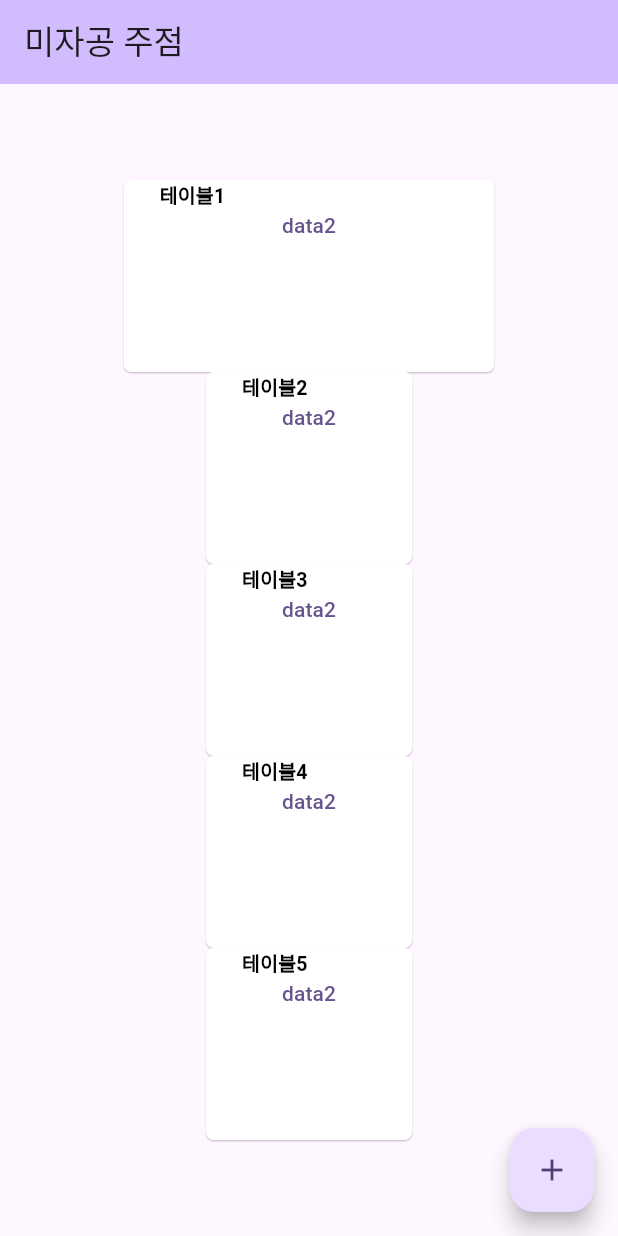
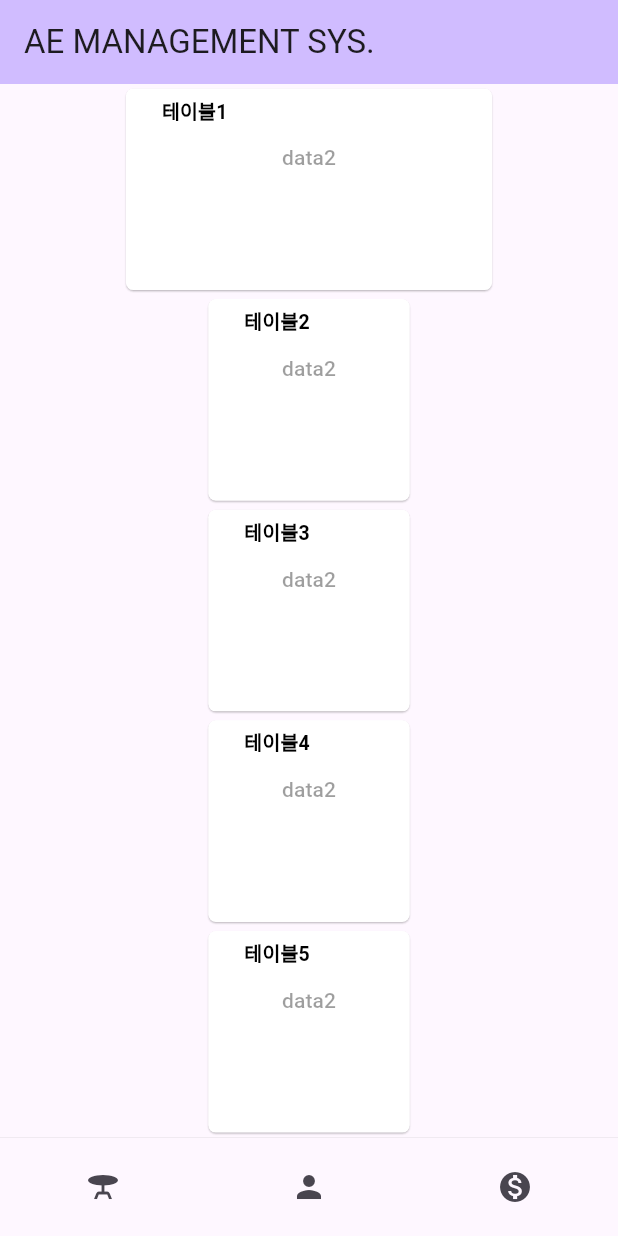
Before and after one commit to omosy/Flutter_Management, a Flutter app: the screen it shows after launch, on a phone screen of 412 x 824 dp. Run offline on Flutter 3.47's test engine with Material 3 defaults, Android fonts, the phone set to English and light mode, and no system bars; our stand-ins replace go_router.

Commit message:
added router

```diff
--- /dev/null
+++ b/lib/common_navigationbar.dart
@@ -0,0 +1,52 @@
+import 'package:flutter/material.dart';
+import 'package:go_router/go_router.dart';
+
+class RouterNavigationBarWidget extends StatelessWidget {
+  final bool? darkmode;
+  const RouterNavigationBarWidget({
+    Key? key,
+    this.darkmode,
+  }) : super(key: key);
+  @override
+  Widget build(BuildContext context) {
+    return Container(
+      height: 0.08 * MediaQuery.of(context).size.height,
+      decoration: const BoxDecoration(
+        border: Border(
+          top: BorderSide(
+            color: Colors.grey,
+            width: 0.1,
+          ),
+        ),
+      ),
+      child: Row(
+        children: [
+          Expanded(
+            flex: 1,
+            child: IconButton(
+              onPressed: () => context.go('/'),
+              icon: const Icon(
+                Icons.table_bar,
+                //color: Colors.blue,
+              ),
+            ),
+          ),
+          Expanded(
+            flex: 1,
+            child: IconButton(
+              onPressed: () => context.go('/Workers'),
+              icon: const Icon(Icons.person),
+            ),
+          ),
+          Expanded(
+            flex: 1,
+            child: IconButton(
+              onPressed: () => context.go('/Statistics'),
+              icon: const Icon(Icons.monetization_on),
+            ),
+          ),
+        ],
+      ),
+    );
+  }
+}
--- /dev/null
+++ b/lib/go_router.dart
@@ -0,0 +1,54 @@
+import 'package:flutter/material.dart';
+import 'package:go_router/go_router.dart';
+import 'package:joojumflutter/main.dart';
+import 'package:joojumflutter/stats_page.dart';
+import 'package:joojumflutter/workers_page.dart';
+
+
+void main() {
+  runApp(const RouterApp());
+}
+
+final GoRouter _router = GoRouter(
+  initialLocation: "/",
+  routes: [
+    GoRoute(
+      path: "/",
+      pageBuilder: (context, state) =>
+      const NoTransitionPage(child: POSHome(title: 'AE MANAGEMENT SYS.'),
+      // routes: [
+      //   GoRoute(
+      //     path: 'SelectTheme',
+      //     pageBuilder: (context, state) =>
+      //     const NoTransitionPage(child: ThemeSelectScreen()),
+      //   )
+      // ],
+    ),),
+    GoRoute(
+      path: '/Workers',
+      pageBuilder: (context, state) => const NoTransitionPage(
+        //key: state.pageKey,
+          child: WorkersScreen(),
+    ),
+    ),
+    GoRoute(
+      path: '/Statistics',
+      pageBuilder: (context, state) =>
+      const NoTransitionPage(child: StatisticsScreen()),
+    ),],
+);
+
+class RouterApp extends StatelessWidget {
+  const RouterApp({super.key});
+
+  @override
+  Widget build(BuildContext context) {
+    return MaterialApp.router(
+      //routeInformationParser: _router.routeInformationParser,
+      //routeInformationProvider: _router.routeInformationProvider,
+      //routerDelegate: _router.routerDelegate,
+      routerConfig: _router,
+      title: 'Router dummy',
+    );
+  }
+}
--- a/lib/main.dart
+++ b/lib/main.dart
@@ -1,4 +1,5 @@
 import 'package:flutter/material.dart';
+import 'package:joojumflutter/common_navigationbar.dart';
 import 'package:joojumflutter/tablewidjet.dart';
 
 void main() {
@@ -13,70 +14,27 @@ class MyApp extends StatelessWidget {
   Widget build(BuildContext context) {
     return MaterialApp(
       title: 'Flutter Demo',
-      theme: ThemeData(
-        // This is the theme of your application.
-        //
-        // TRY THIS: Try running your application with "flutter run". You'll see
-        // the application has a blue toolbar. Then, without quitting the app,
-        // try changing the seedColor in the colorScheme below to Colors.green
-        // and then invoke "hot reload" (save your changes or press the "hot
-        // reload" button in a Flutter-supported IDE, or press "r" if you used
-        // the command line to start the app).
-        //
-        // Notice that the counter didn't reset back to zero; the application
-        // state is not lost during the reload. To reset the state, use hot
-        // restart instead.
-        //
-        // This works for code too, not just values: Most code changes can be
-        // tested with just a hot reload.
-        colorScheme: ColorScheme.fromSeed(seedColor: Colors.deepPurple),
-        useMaterial3: true,
-      ),
-      home: const MyHomePage(title: '미자공 주점'),
+
+      home: const POSHome(title: 'AE MANAGEMENT SYS.'),
     );
   }
 }
 
-class MyHomePage extends StatefulWidget {
-  const MyHomePage({super.key, required this.title});
+class POSHome extends StatefulWidget {
+  const POSHome({super.key, required this.title});
 
-  // This widget is the home page of your application. It is stateful, meaning
-  // that it has a State object (defined below) that contains fields that affect
-  // how it looks.
-
-  // This class is the configuration for the state. It holds the values (in this
-  // case the title) provided by the parent (in this case the App widget) and
-  // used by the build method of the State. Fields in a Widget subclass are
-  // always marked "final".
 
   final String title;
 
   @override
-  State<MyHomePage> createState() => _MyHomePageState();
+  State<POSHome> createState() => _POSHomeState();
 }
 
-class _MyHomePageState extends State<MyHomePage> {
-  int _counter = 0;
-
-  void _incrementCounter() {
-    setState(() {
-      // This call to setState tells the Flutter framework that something has
-      // changed in this State, which causes it to rerun the build method below
-      // so that the display can reflect the updated values. If we changed
-      // _counter without calling setState(), then the build method would not be
-      // called again, and so nothing would appear to happen.
-      _counter++;
-    });
-  }
+class _POSHomeState extends State<POSHome> {
 
   @override
   Widget build(BuildContext context) {
-    // This method is rerun every time setState is called, for instance as done
-    // by the _incrementCounter method above.
-    //
-    // The Flutter framework has been optimized to make rerunning build methods
-    // fast, so that you can just rebuild anything that needs updating rather
-    // than having to individually change instances of widgets.
+
     return Scaffold(
       appBar: AppBar(
         // TRY THIS: Try changing the color here to a specific color (to
@@ -90,7 +48,7 @@ class _MyHomePageState extends State<MyHomePage> {
       body: Column(
         mainAxisAlignment: MainAxisAlignment.center,
         children: <Widget>[
-          Spacer(flex: 1,),
+          //Spacer(flex: 1,),
           Flexible(
             flex: 2,
             child: Row(
@@ -161,14 +119,10 @@ class _MyHomePageState extends State<MyHomePage> {
               ],
             ),
           ),
-          Spacer(flex: 1,),
+          //Spacer(flex: 1,),
         ],
       ),
-      floatingActionButton: FloatingActionButton(
-        onPressed: _incrementCounter,
-        tooltip: 'Increment',
-        child: const Icon(Icons.add),
-      ), // This trailing comma makes auto-formatting nicer for build methods.
+      bottomNavigationBar: RouterNavigationBarWidget(),
     );
   }
 }
--- /dev/null
+++ b/lib/stats_page.dart
@@ -0,0 +1,14 @@
+import 'package:flutter/material.dart';
+
+import 'common_navigationbar.dart';
+
+class StatisticsScreen extends StatelessWidget {
+  const StatisticsScreen({super.key});
+
+  @override
+  Widget build(BuildContext context) {
+    return Scaffold(
+      bottomNavigationBar: RouterNavigationBarWidget(),
+    );
+  }
+}
--- a/lib/tablewidjet.dart
+++ b/lib/tablewidjet.dart
@@ -10,10 +10,8 @@ class TableWidgets extends StatelessWidget {
 
   @override
   Widget build(BuildContext context) {
-    return Container(
-      decoration: BoxDecoration(
-        borderRadius: BorderRadius.circular(10),
-      ),
+    return Padding(
+      padding: const EdgeInsets.symmetric(vertical: 3.0, horizontal: 1.5),
       child: ElevatedButton(
         style: OutlinedButton.styleFrom(
           backgroundColor: Colors.white,
@@ -21,6 +19,10 @@ class TableWidgets extends StatelessWidget {
           shape: RoundedRectangleBorder(borderRadius: BorderRadius.circular(5) )
         ),
           onPressed: (){},
+          child: Padding(
+            padding: const EdgeInsets.symmetric(
+                vertical: 5.0,
+                horizontal: 0),
             child: Column(
               children: [
                 Flexible(
@@ -40,17 +42,21 @@ class TableWidgets extends StatelessWidget {
                       ],
                     ),
                 ),
+                Spacer(flex: 1,),
                 Flexible(
                   flex: 8,
                   child: Column(
                     children: [
-                    Text("data2"),
+                      Text("data2",
+                      style: TextStyle(color: Colors.black38,),
+                      ),
                     ],
                   ),
                 ),
               ],
             ),
           ),
+      ),
     );
   }
 }
--- /dev/null
+++ b/lib/workers_page.dart
@@ -0,0 +1,14 @@
+import 'package:flutter/material.dart';
+
+import 'common_navigationbar.dart';
+
+class WorkersScreen extends StatelessWidget {
+  const WorkersScreen({super.key});
+
+  @override
+  Widget build(BuildContext context) {
+    return Scaffold(
+      bottomNavigationBar: RouterNavigationBarWidget(),
+    );
+  }
+}
--- a/pubspec.yaml
+++ b/pubspec.yaml
@@ -28,6 +28,7 @@ environment:
 # the latest version available on pub.dev. To see which dependencies have newer
 # versions available, run `flutter pub outdated`.
 dependencies:
+  go_router:
   flutter:
     sdk: flutter
 
```
Also changed, not shown: pubspec.lock. Lines whose indentation alone changed are shown as unchanged.
